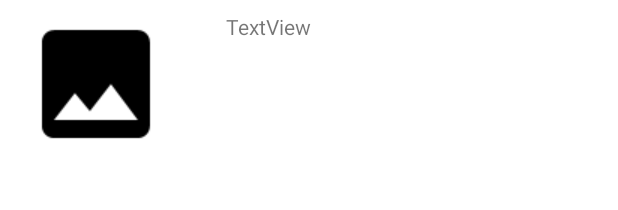
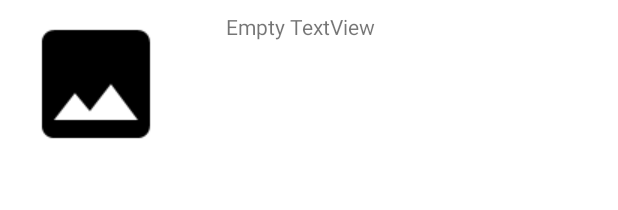
Before and after one commit to BManchi/FlickrBrowser, an Android app: the layout browse.xml on its own in the app's theme, with its tools: preview values and no code run, on a phone screen of 412 x 824 dp. Shown: the top 210 px of the screen. Run offline under Robolectric (Android 15) with nearby library versions, the phone set to English and light mode, and no system bars.

Commit message:
Progress exercise

```diff
--- a/app/src/main/AndroidManifest.xml
+++ b/app/src/main/AndroidManifest.xml
@@ -28,6 +28,11 @@
             <meta-data
                 android:name="android.support.PARENT_ACTIVITY"
                 android:value="com.bmanchi.flickrbrowser.MainActivity"/>
+            <intent-filter>
+                <action android:name="android.intent.action.SEARCH"/>
+            </intent-filter>
+            <meta-data  android:name="android.app.searchable"
+                        android:resource="@xml/searchable"/>
         </activity>
         <activity
             android:name=".MainActivity"
--- a/app/src/main/java/com/bmanchi/flickrbrowser/MainActivity.kt
+++ b/app/src/main/java/com/bmanchi/flickrbrowser/MainActivity.kt
@@ -74,7 +74,10 @@ class MainActivity : BaseActivity(), GetRawData.OnDownloadComplete,
         // as you specify a parent activity in AndroidManifest.xml.
         Log.d(TAG, "onOptionsItemSelected called")
         return when (item.itemId) {
-            R.id.action_settings -> true
+            R.id.action_search -> {
+                startActivity(Intent(this, SearchActivity::class.java))
+                true
+            }
             else -> super.onOptionsItemSelected(item)
         }
     }
--- a/app/src/main/java/com/bmanchi/flickrbrowser/PhotoDetailsActivity.kt
+++ b/app/src/main/java/com/bmanchi/flickrbrowser/PhotoDetailsActivity.kt
@@ -21,9 +21,10 @@ class PhotoDetailsActivity : BaseActivity() {
 
 //        val photo = intent.getSerializableExtra(PHOTO_TRANSFER) as Photo
         val photo = intent.extras?.getParcelable<Photo>(PHOTO_TRANSFER) as Photo
-        photo_title.text = photo.title
-        photo_tags.text = photo.tags
+        photo_title.text = resources.getString(R.string.photo_title_text, photo.title)
+        photo_tags.text = resources.getString(R.string.photo_tag_text, photo.tags)
         photo_author.text = photo.author
+//        photo_author.text = resources.getString(R.string.photo_author_text, "my", "red", "car" )
 
         Picasso.with(this).load(photo.link)
             .error(R.drawable.baseline_image_black_48dp)
--- a/app/src/main/res/layout/browse.xml
+++ b/app/src/main/res/layout/browse.xml
@@ -1,6 +1,7 @@
 <?xml version="1.0" encoding="utf-8"?>
 <LinearLayout xmlns:android="http://schemas.android.com/apk/res/android"
     xmlns:app="http://schemas.android.com/apk/res-auto"
+    xmlns:tools="http://schemas.android.com/tools"
     android:layout_width="match_parent"
     android:layout_height="wrap_content"
     android:orientation="horizontal"
@@ -19,6 +20,7 @@
         android:layout_marginLeft="8dp"
         android:layout_marginRight="8dp"
         android:layout_weight="1"
+        android:contentDescription="@string/browse_image_description"
         android:scaleType="fitStart"
         app:srcCompat="@drawable/baseline_image_black_48dp" />
 
@@ -27,5 +29,5 @@
         android:layout_width="0dp"
         android:layout_height="wrap_content"
         android:layout_weight="2"
-        android:text="TextView" />
+        tools:text="Empty TextView" />
 </LinearLayout>
--- a/app/src/main/res/values-night/themes.xml
+++ b/app/src/main/res/values-night/themes.xml
@@ -2,13 +2,13 @@
     <!-- Base application theme. -->
     <style name="Theme.FlickrBrowser" parent="Theme.MaterialComponents.DayNight.DarkActionBar">
         <!-- Primary brand color. -->
-        <item name="colorPrimary">@color/purple_200</item>
-        <item name="colorPrimaryVariant">@color/purple_700</item>
-        <item name="colorOnPrimary">@color/black</item>
+        <item name="colorPrimary">@color/primary</item>
+        <item name="colorPrimaryVariant">@color/primary_dark</item>
+        <item name="colorOnPrimary">@color/primary_light</item>
         <!-- Secondary brand color. -->
-        <item name="colorSecondary">@color/teal_200</item>
-        <item name="colorSecondaryVariant">@color/teal_200</item>
-        <item name="colorOnSecondary">@color/black</item>
+        <item name="colorSecondary">@color/accent</item>
+        <item name="colorSecondaryVariant">@color/secondary_text</item>
+        <item name="colorOnSecondary">@color/divider</item>
         <!-- Status bar color. -->
         <item name="android:statusBarColor" tools:targetApi="l">?attr/colorPrimaryVariant</item>
         <!-- Customize your theme here. -->
--- a/app/src/main/res/values/colors.xml
+++ b/app/src/main/res/values/colors.xml
@@ -1,10 +1,4 @@
 <?xml version="1.0" encoding="utf-8"?>
 <resources>
-    <color name="purple_200">#FFBB86FC</color>
-    <color name="purple_500">#FF6200EE</color>
-    <color name="purple_700">#FF3700B3</color>
-    <color name="teal_200">#FF03DAC5</color>
-    <color name="teal_700">#FF018786</color>
-    <color name="black">#FF000000</color>
-    <color name="white">#FFFFFFFF</color>
+    <!-- Moved to themes -->
 </resources>
--- a/app/src/main/res/values/themes.xml
+++ b/app/src/main/res/values/themes.xml
@@ -1,14 +1,22 @@
 <resources xmlns:tools="http://schemas.android.com/tools">
+    <color name="primary">#009688</color>
+    <color name="primary_dark">#00796B</color>
+    <color name="primary_light">#B2DFDB</color>
+    <color name="accent">#FF5722</color>
+    <color name="primary_text">#212121</color>
+    <color name="secondary_text">#757575</color>
+    <color name="icons">#FFFFFF</color>
+    <color name="divider">#BDBDBD</color>
     <!-- Base application theme. -->
     <style name="Theme.FlickrBrowser" parent="Theme.MaterialComponents.DayNight.DarkActionBar">
         <!-- Primary brand color. -->
-        <item name="colorPrimary">@color/purple_500</item>
-        <item name="colorPrimaryVariant">@color/purple_700</item>
-        <item name="colorOnPrimary">@color/white</item>
+        <item name="colorPrimary">@color/primary</item>
+        <item name="colorPrimaryVariant">@color/primary_dark</item>
+        <item name="colorOnPrimary">@color/primary_light</item>
         <!-- Secondary brand color. -->
-        <item name="colorSecondary">@color/teal_200</item>
-        <item name="colorSecondaryVariant">@color/teal_700</item>
-        <item name="colorOnSecondary">@color/black</item>
+        <item name="colorSecondary">@color/accent</item>
+        <item name="colorSecondaryVariant">@color/secondary_text</item>
+        <item name="colorOnSecondary">@color/divider</item>
         <!-- Status bar color. -->
         <item name="android:statusBarColor" tools:targetApi="l">?attr/colorPrimaryVariant</item>
         <!-- Customize your theme here. -->
--- /dev/null
+++ b/app/src/main/res/xml/searchable.xml
@@ -0,0 +1,5 @@
+<?xml version="1.0" encoding="utf-8"?>
+<searchable xmlns:android="http://schemas.android.com/apk/res/android"
+    android:hint="@string/searchable_hint"
+    android:label="@string/title_activity_search">
+</searchable>
```
Also changed, not shown: app/src/main/java/com/bmanchi/flickrbrowser/SearchActivity.kt (+56 -1 lines), app/src/main/res/drawable/ic_search_black_24dp.xml (added, +9 -0 lines), app/src/main/res/layout/content_photo_details.xml (+6 -4 lines), app/src/main/res/menu/menu_main.xml (+4 -4 lines), app/src/main/res/menu/menu_search.xml (added, +11 -0 lines), app/src/main/res/values/strings.xml (+7 -1 lines), app/src/main/res/layout/activity_search.xml (renamed from app/src/main/res/layout/activity_seatch.xml).
